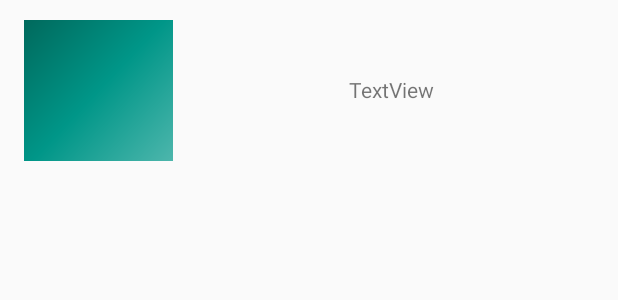
After one commit to davidsalido/CrowdStreaming, an Android app: the layout list_item_gateway.xml on its own in the app's theme, with its tools: preview values and no code run, on a phone screen of 412 x 824 dp. The commit adds this screen. Shown: the top 300 px of the screen. Run offline under Robolectric (Android 15) with nearby library versions, the phone set to English and light mode, and no system bars.

Commit message:
Nodo gateway añadido

```diff
--- a/app/build.gradle
+++ b/app/build.gradle
@@ -24,6 +24,8 @@ android {
 }
 
 dependencies {
+    implementation group: 'commons-io', name: 'commons-io', version: '2.4'
+    implementation 'com.squareup.picasso:picasso:2.71828'
     implementation 'com.github.wseemann:FFmpegMediaMetadataRetriever-core:1.0.15'
     implementation 'com.github.wseemann:FFmpegMediaMetadataRetriever-native:1.0.15'
     implementation fileTree(dir: 'libs', include: ['*.jar'])
--- /dev/null
+++ b/app/src/main/res/layout/list_item_gateway.xml
@@ -0,0 +1,31 @@
+<?xml version="1.0" encoding="utf-8"?>
+<androidx.constraintlayout.widget.ConstraintLayout xmlns:android="http://schemas.android.com/apk/res/android"
+    xmlns:app="http://schemas.android.com/apk/res-auto"
+    xmlns:tools="http://schemas.android.com/tools"
+    android:id="@+id/constraint"
+    android:layout_width="match_parent"
+    android:layout_height="120dp">
+
+    <ImageView
+        android:id="@+id/imageView"
+        android:layout_width="99dp"
+        android:layout_height="94dp"
+        app:layout_constraintBottom_toBottomOf="parent"
+        app:layout_constraintEnd_toEndOf="parent"
+        app:layout_constraintHorizontal_bias="0.051"
+        app:layout_constraintStart_toStartOf="parent"
+        app:layout_constraintTop_toTopOf="parent"
+        app:srcCompat="@drawable/side_nav_bar" />
+
+    <TextView
+        android:id="@+id/textView2"
+        android:layout_width="271dp"
+        android:layout_height="41dp"
+        android:gravity="center"
+        android:text="TextView"
+        app:layout_constraintBottom_toBottomOf="parent"
+        app:layout_constraintEnd_toEndOf="parent"
+        app:layout_constraintHorizontal_bias="0.893"
+        app:layout_constraintStart_toStartOf="parent"
+        app:layout_constraintTop_toTopOf="parent" />
+</androidx.constraintlayout.widget.ConstraintLayout>
--- a/build.gradle
+++ b/build.gradle
@@ -21,6 +21,7 @@ allprojects {
         google()
         jcenter()
         maven { url 'https://jitpack.io' }
+        mavenCentral()
     }
 }
 
```
Also changed, not shown: app/src/main/java/com/crowdstreaming/ui/gallery/GalleryFragment.java (+11 -10 lines), app/src/main/java/com/crowdstreaming/ui/gateway/GatewayAdapter.java (added, +75 -0 lines), app/src/main/java/com/crowdstreaming/ui/gateway/GatewayFragment.java (+71 -4 lines), app/src/main/java/com/crowdstreaming/ui/gateway/GatewayListData.java (added, +40 -0 lines), app/src/main/res/drawable-v24/border_gateway.xml (added, +22 -0 lines), app/src/main/res/layout/fragment_gateway.xml (+4 -4 lines).
